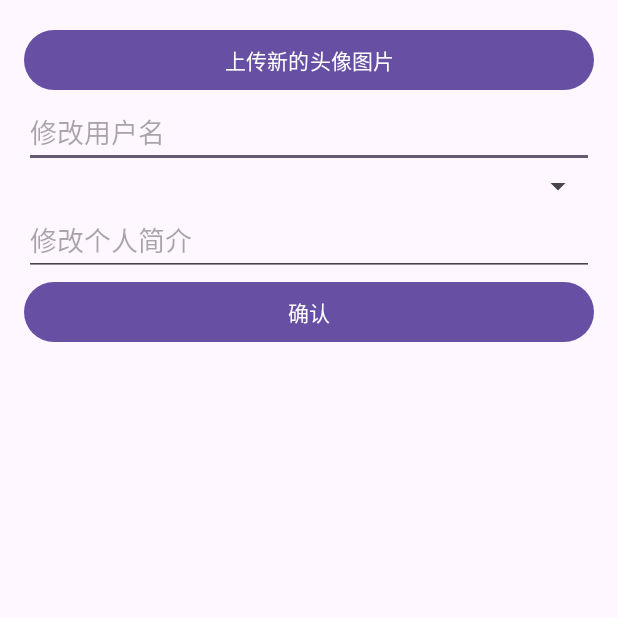
After one commit to chenyi0008/photoSharing, an Android app: the ModifyInformationActivity screen opened directly, with no data from a screen before it, on a phone screen of 412 x 824 dp, the top half of it. The commit adds this screen. Run offline under Robolectric (Android 15) with nearby library versions, the phone set to English and light mode, and no system bars; network calls fail.

Commit message:
稍微完善个人信息界面

```diff
--- a/app/build.gradle
+++ b/app/build.gradle
@@ -37,7 +37,8 @@ dependencies {
     implementation 'com.squareup.retrofit2:converter-gson:2.9.0'  // 如果使用 Gson 进行数据转换
     implementation 'com.squareup.okhttp3:okhttp:5.0.0-alpha.11'
 
-
+    implementation 'com.github.bumptech.glide:glide:4.11.0'
+    annotationProcessor 'com.github.bumptech.glide:compiler:4.11.0'
 
     testImplementation 'junit:junit:4.13.2'
     androidTestImplementation 'androidx.test.ext:junit:1.1.3'
--- /dev/null
+++ b/app/src/main/java/com/example/photosharing/ModifyInformationActivity.java
@@ -0,0 +1,28 @@
+package com.example.photosharing;
+
+import androidx.annotation.NonNull;
+import androidx.appcompat.app.AppCompatActivity;
+import androidx.fragment.app.Fragment;
+import androidx.fragment.app.FragmentTransaction;
+
+import android.os.Bundle;
+import android.os.Debug;
+import android.util.Log;
+import android.view.MenuItem;
+import android.widget.FrameLayout;
+
+import com.example.photosharing.api.ImmerseFragment;
+import com.example.photosharing.api.PersonFragment;
+import com.example.photosharing.api.TestFragment;
+import com.google.android.material.bottomnavigation.BottomNavigationView;
+
+public class ModifyInformationActivity extends AppCompatActivity {
+
+    @Override
+    protected void onCreate(Bundle savedInstanceState) {
+        super.onCreate(savedInstanceState);
+        setContentView(R.layout.activity_modifyinformation);
+
+    }
+
+}
--- /dev/null
+++ b/app/src/main/res/layout/activity_modifyinformation.xml
@@ -0,0 +1,39 @@
+<LinearLayout xmlns:android="http://schemas.android.com/apk/res/android"
+    android:layout_width="match_parent"
+    android:layout_height="match_parent"
+    android:orientation="vertical"
+    android:padding="16dp">
+
+    <Button
+        android:id="@+id/btn_upload_image"
+        android:layout_width="match_parent"
+        android:layout_height="wrap_content"
+        android:text="上传新的头像图片"/>
+
+    <EditText
+        android:id="@+id/edit_username"
+        android:layout_width="match_parent"
+        android:layout_height="wrap_content"
+        android:hint="修改用户名"
+        android:inputType="text"/>
+
+    <Spinner
+        android:id="@+id/spinner_gender"
+        android:layout_width="match_parent"
+        android:layout_height="wrap_content"
+        android:hint="修改性别" />
+
+    <EditText
+        android:id="@+id/edit_bio"
+        android:layout_width="match_parent"
+        android:layout_height="wrap_content"
+        android:hint="修改个人简介"
+        android:inputType="textMultiLine"/>
+
+    <Button
+        android:id="@+id/btn_confirm"
+        android:layout_width="match_parent"
+        android:layout_height="wrap_content"
+        android:text="确认"/>
+
+</LinearLayout>
```
Also changed, not shown: app/src/main/AndroidManifest.xml (+13 -0 lines), app/src/main/java/com/example/photosharing/api/ImmerseFragment.java (+34 -0 lines), app/src/main/java/com/example/photosharing/api/PersonFragment.java (+38 -12 lines), app/src/main/res/layout/fragment_person.xml (+59 -37 lines).
